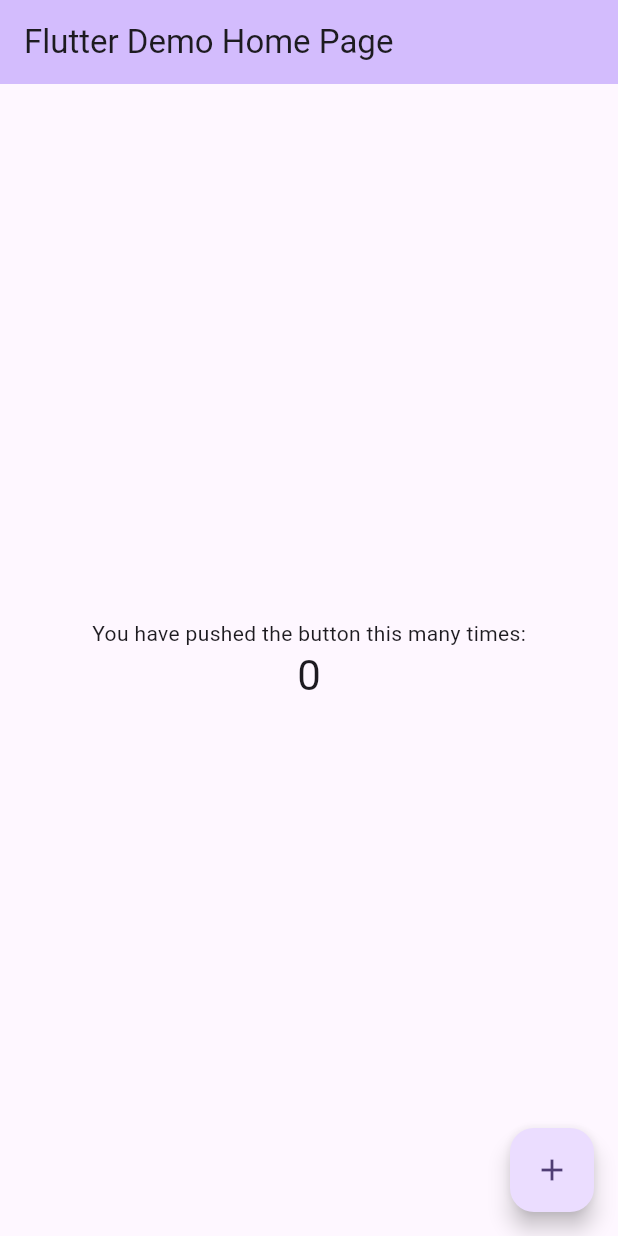
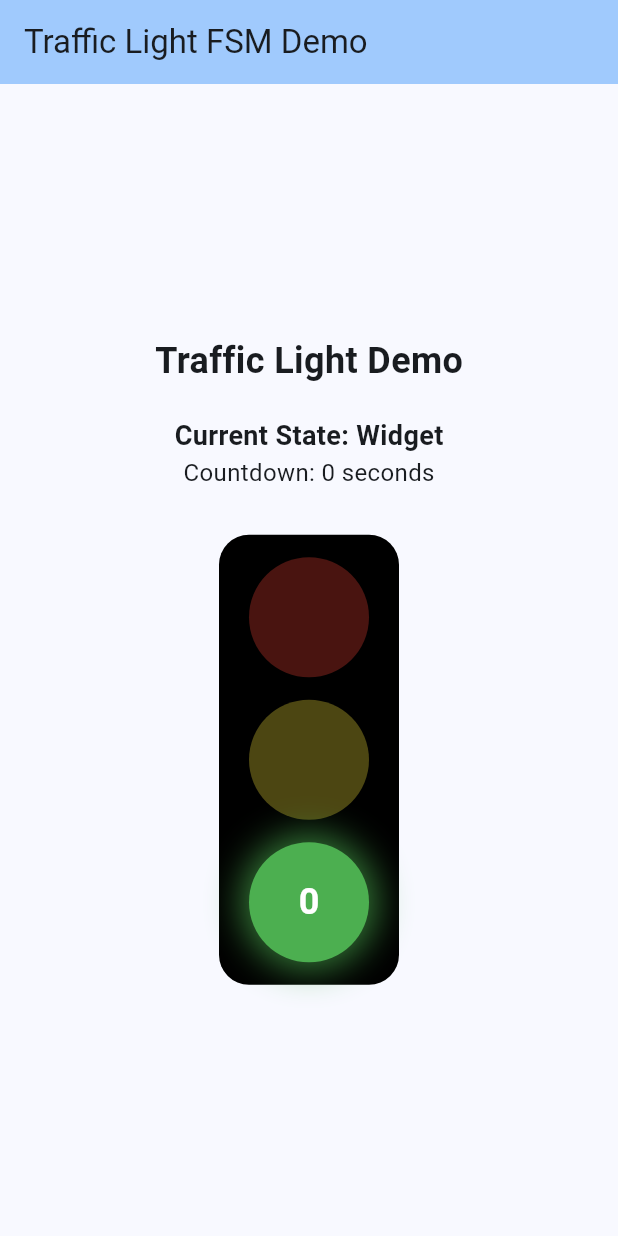
Before and after one commit to huubao2309/research_fsm_flutter, a Flutter app: the screen it shows after launch, on a phone screen of 412 x 824 dp. Run offline on Flutter 3.47's test engine with Material 3 defaults, Android fonts, the phone set to English and light mode, and no system bars; missing offline and left inert: fsm2.

Commit message:
FSM with traffic demo

```diff
--- a/demo_traffic_light/lib/main.dart
+++ b/demo_traffic_light/lib/main.dart
@@ -1,4 +1,5 @@
 import 'package:flutter/material.dart';
+import 'traffic_light/traffic_light_widget.dart';
 
 void main() {
   runApp(const MyApp());
@@ -7,116 +8,30 @@ void main() {
 class MyApp extends StatelessWidget {
   const MyApp({super.key});
 
-  // This widget is the root of your application.
   @override
   Widget build(BuildContext context) {
     return MaterialApp(
-      title: 'Flutter Demo',
+      title: 'Traffic Light Demo',
       theme: ThemeData(
-        // This is the theme of your application.
-        //
-        // TRY THIS: Try running your application with "flutter run". You'll see
-        // the application has a purple toolbar. Then, without quitting the app,
-        // try changing the seedColor in the colorScheme below to Colors.green
-        // and then invoke "hot reload" (save your changes or press the "hot
-        // reload" button in a Flutter-supported IDE, or press "r" if you used
-        // the command line to start the app).
-        //
-        // Notice that the counter didn't reset back to zero; the application
-        // state is not lost during the reload. To reset the state, use hot
-        // restart instead.
-        //
-        // This works for code too, not just values: Most code changes can be
-        // tested with just a hot reload.
-        colorScheme: ColorScheme.fromSeed(seedColor: Colors.deepPurple),
+        colorScheme: ColorScheme.fromSeed(seedColor: Colors.blue),
+        useMaterial3: true,
       ),
-      home: const MyHomePage(title: 'Flutter Demo Home Page'),
+      home: const TrafficLightDemo(),
     );
   }
 }
 
-class MyHomePage extends StatefulWidget {
-  const MyHomePage({super.key, required this.title});
-
-  // This widget is the home page of your application. It is stateful, meaning
-  // that it has a State object (defined below) that contains fields that affect
-  // how it looks.
-
-  // This class is the configuration for the state. It holds the values (in this
-  // case the title) provided by the parent (in this case the App widget) and
-  // used by the build method of the State. Fields in a Widget subclass are
-  // always marked "final".
-
-  final String title;
-
-  @override
-  State<MyHomePage> createState() => _MyHomePageState();
-}
-
-class _MyHomePageState extends State<MyHomePage> {
-  int _counter = 0;
-
-  void _incrementCounter() {
-    setState(() {
-      // This call to setState tells the Flutter framework that something has
-      // changed in this State, which causes it to rerun the build method below
-      // so that the display can reflect the updated values. If we changed
-      // _counter without calling setState(), then the build method would not be
-      // called again, and so nothing would appear to happen.
-      _counter++;
-    });
-  }
+class TrafficLightDemo extends StatelessWidget {
+  const TrafficLightDemo({super.key});
 
   @override
   Widget build(BuildContext context) {
-    // This method is rerun every time setState is called, for instance as done
-    // by the _incrementCounter method above.
-    //
-    // The Flutter framework has been optimized to make rerunning build methods
-    // fast, so that you can just rebuild anything that needs updating rather
-    // than having to individually change instances of widgets.
     return Scaffold(
       appBar: AppBar(
-        // TRY THIS: Try changing the color here to a specific color (to
-        // Colors.amber, perhaps?) and trigger a hot reload to see the AppBar
-        // change color while the other colors stay the same.
         backgroundColor: Theme.of(context).colorScheme.inversePrimary,
-        // Here we take the value from the MyHomePage object that was created by
-        // the App.build method, and use it to set our appbar title.
-        title: Text(widget.title),
+        title: const Text('Traffic Light FSM Demo'),
       ),
-      body: Center(
-        // Center is a layout widget. It takes a single child and positions it
-        // in the middle of the parent.
-        child: Column(
-          // Column is also a layout widget. It takes a list of children and
-          // arranges them vertically. By default, it sizes itself to fit its
-          // children horizontally, and tries to be as tall as its parent.
-          //
-          // Column has various properties to control how it sizes itself and
-          // how it positions its children. Here we use mainAxisAlignment to
-          // center the children vertically; the main axis here is the vertical
-          // axis because Columns are vertical (the cross axis would be
-          // horizontal).
-          //
-          // TRY THIS: Invoke "debug painting" (choose the "Toggle Debug Paint"
-          // action in the IDE, or press "p" in the console), to see the
-          // wireframe for each widget.
-          mainAxisAlignment: MainAxisAlignment.center,
-          children: <Widget>[
-            const Text('You have pushed the button this many times:'),
-            Text(
-              '$_counter',
-              style: Theme.of(context).textTheme.headlineMedium,
-            ),
-          ],
-        ),
-      ),
-      floatingActionButton: FloatingActionButton(
-        onPressed: _incrementCounter,
-        tooltip: 'Increment',
-        child: const Icon(Icons.add),
-      ), // This trailing comma makes auto-formatting nicer for build methods.
+      body: const TrafficLightWidget(),
     );
   }
 }
--- /dev/null
+++ b/demo_traffic_light/lib/traffic_light/controller/traffic_light_controller.dart
@@ -0,0 +1,92 @@
+import 'dart:async';
+
+import 'package:demo_traffic_light/traffic_light/controller/traffic_light_state.dart';
+import 'package:flutter/foundation.dart';
+
+import '../../utils/count_down_timer.dart';
+import '../../utils/utils.dart';
+import 'traffic_light_state_machine.dart';
+
+/// A class that manages the traffic light state machine using fsm2 library
+class TrafficLightFSM extends ChangeNotifier {
+  /// Init variables
+  final TrafficLightStateMachine _fsmHandler = TrafficLightStateMachine();
+  final CountDownTimer _countDownTimer = CountDownTimer();
+
+  /// Get the current state
+  TrafficLightStateBase get currentState {
+    // Since we can't use async in a getter, we'll use a simpler approach
+    // based on the state we're tracking internally
+    return _currentTrafficLightState;
+  }
+
+  /// Get the current countdown value
+  int get countdown => _countDownTimer.countdown;
+
+  // Internal state tracking
+  late TrafficLightStateBase _currentTrafficLightState;
+
+  /// Creates a new traffic light FSM
+  TrafficLightFSM() {
+    Utils.log('Initializing traffic light FSM...');
+
+    // Define the FSM
+    _initFSM();
+  }
+
+  /// Initialize the FSM
+  Future<void> _initFSM() async {
+    _currentTrafficLightState = _fsmHandler.initState;
+    _countDownTimer.setCountdown = _currentTrafficLightState.durationInSeconds;
+    await _fsmHandler.createStateMachine(_onStateChanged);
+
+    // Initialize with countdown & Start the timer
+    _startTimer(countdown: _currentTrafficLightState.durationInSeconds);
+
+    Utils.log('Traffic light FSM initialized with state: ${currentState.name}');
+  }
+
+  /// Handle state changes
+  void _onStateChanged(TrafficLightStateBase newState) {
+    // Update the current state
+    _currentTrafficLightState = newState;
+
+    // Update the countdown & Start the timer for the new state
+    _startTimer(countdown: newState.durationInSeconds);
+
+    // Notify listeners of the state change
+    notifyListeners();
+
+    Utils.log('Transitioned to ${newState.name} state with countdown: ${_countDownTimer.countdown}');
+  }
+
+  /// Transition to the next state
+  void _transitionToNextState() {
+    Utils.log('Triggering next state transition');
+
+    _countDownTimer.cancel();
+
+    // Trigger the transition
+    _fsmHandler.applyEvent(NextStateEvent());
+  }
+
+  /// Start the timer for the current state
+  void _startTimer({required int countdown}) {
+    _countDownTimer.startTimer(
+      countdownValue: countdown,
+      onTick: (int second) {
+        notifyListeners();
+      },
+      onDone: () {
+        _transitionToNextState();
+      },
+    );
+  }
+
+  @override
+  void dispose() {
+    Utils.log('Disposing traffic light FSM');
+    _countDownTimer.cancel();
+    super.dispose();
+  }
+}
--- /dev/null
+++ b/demo_traffic_light/lib/traffic_light/traffic_light_widget.dart
@@ -0,0 +1,107 @@
+import 'package:flutter/foundation.dart';
+import 'package:flutter/material.dart';
+import 'package:provider/provider.dart';
+
+import 'controller/traffic_light_controller.dart';
+import 'controller/traffic_light_state.dart';
+
+/// A widget that displays a traffic light
+class TrafficLightWidget extends StatelessWidget {
+  /// Creates a new traffic light widget
+  const TrafficLightWidget({super.key});
+
+  @override
+  Widget build(BuildContext context) {
+    return ChangeNotifierProvider(
+      create: (_) {
+        if (kDebugMode) {
+          print('Creating TrafficLightFSM instance');
+        }
+        return TrafficLightFSM();
+      },
+      child: const _TrafficLightDisplay(),
+    );
+  }
+}
+
+class _TrafficLightDisplay extends StatelessWidget {
+  const _TrafficLightDisplay();
+
+  @override
+  Widget build(BuildContext context) {
+    final fsm = Provider.of<TrafficLightFSM>(context);
+    final currentState = fsm.currentState;
+    final countdown = fsm.countdown;
+
+    if (kDebugMode) {
+      print('Building _TrafficLightDisplay with state: $currentState, countdown: $countdown');
+    }
+
+    return Center(
+      child: Column(
+        mainAxisAlignment: MainAxisAlignment.center,
+        children: [
+          const Text('Traffic Light Demo', style: TextStyle(fontSize: 24, fontWeight: FontWeight.bold)),
+          const SizedBox(height: 20),
+          Text('Current State: ${currentState.toString()}', style: const TextStyle(fontSize: 18, fontWeight: FontWeight.bold)),
+          Text('Countdown: $countdown seconds', style: const TextStyle(fontSize: 16)),
+          const SizedBox(height: 30),
+          Container(
+            width: 120,
+            height: 300,
+            decoration: BoxDecoration(color: Colors.black, borderRadius: BorderRadius.circular(20)),
+            child: Column(
+              mainAxisAlignment: MainAxisAlignment.spaceEvenly,
+              children: [
+                _LightBulb(color: Colors.red, currentState: currentState, countdownValue: countdown),
+                _LightBulb(color: Colors.yellow, currentState: currentState, countdownValue: countdown),
+                _LightBulb(color: Colors.green, currentState: currentState, countdownValue: countdown),
+              ],
+            ),
+          ),
+        ],
+      ),
+    );
+  }
+}
+
+class _LightBulb extends StatelessWidget {
+  final Color color;
+  final TrafficLightStateBase currentState;
+  final int? countdownValue;
+
+  const _LightBulb({required this.color, required this.currentState, this.countdownValue});
+
+  @override
+  Widget build(BuildContext context) {
+    final Color stateColor = currentState.color;
+    final bool isActive = stateColor == color;
+    final int? countdown = isActive ? countdownValue : null;
+
+    return Stack(
+      alignment: Alignment.center,
+      children: [
+        Container(
+          width: 80,
+          height: 80,
+          decoration: BoxDecoration(
+            shape: BoxShape.circle,
+            color: isActive ? color : color.withAlpha(76), // 0.3 * 255 = 76
+            boxShadow:
+                isActive
+                    ? [
+                      BoxShadow(
+                        color: color.withAlpha(178), // 0.7 * 255 = 178
+                        blurRadius: 20,
+                        spreadRadius: 5,
+                      ),
+                    ]
+                    : null,
+          ),
+        ),
+        if (isActive && countdown != null)
+          Text('$countdown', style: const TextStyle(color: Colors.white, fontWeight: FontWeight.bold, fontSize: 24)),
+      ],
+    );
+  }
+}
--- /dev/null
+++ b/demo_traffic_light/lib/utils/count_down_timer.dart
@@ -0,0 +1,42 @@
+import 'dart:async';
+
+import 'package:demo_traffic_light/utils/utils.dart';
+import 'package:flutter/material.dart';
+
+class CountDownTimer {
+  /// Timer for state transitions
+  Timer? _timer;
+
+  /// Current countdown value
+  int _countdown = 0;
+
+  /// Get the current countdown value
+  int get countdown => _countdown;
+
+  set setCountdown(int countdown) {
+    _countdown = countdown;
+  }
+
+  void startTimer({required Function(int) onTick, required VoidCallback onDone, required int countdownValue}) {
+    _timer?.cancel();
+
+    _countdown = countdownValue;
+
+    Utils.log('Starting timer with countdown: $_countdown');
+
+    _timer = Timer.periodic(const Duration(seconds: 1), (timer) {
+      _countdown--;
+      onTick.call(_countdown);
+
+      if (_countdown <= 0) {
+        Utils.log('Countdown reached zero, transitioning to next state');
+        _timer?.cancel();
+        onDone.call();
+      }
+    });
+  }
+
+  void cancel() {
+    _timer?.cancel();
+  }
+}
--- /dev/null
+++ b/demo_traffic_light/lib/utils/utils.dart
@@ -0,0 +1,13 @@
+import 'package:flutter/foundation.dart';
+
+/// Utility functions for the traffic light demo
+class Utils {
+  /// Log a message in debug mode
+  static void log(String message) {
+    if (kDebugMode) {
+      print(message);
+    }
+  }
+
+
+}
--- a/demo_traffic_light/pubspec.yaml
+++ b/demo_traffic_light/pubspec.yaml
@@ -34,6 +34,8 @@ dependencies:
   # The following adds the Cupertino Icons font to your application.
   # Use with the CupertinoIcons class for iOS style icons.
   cupertino_icons: ^1.0.8
+  provider: ^6.1.1
+  fsm2: ^3.2.1
 
 dev_dependencies:
   flutter_test:
```
Also changed, not shown: demo_traffic_light/lib/traffic_light/controller/traffic_light_state.dart (added, +45 -0 lines), demo_traffic_light/lib/traffic_light/controller/traffic_light_state_machine.dart (added, +58 -0 lines).
